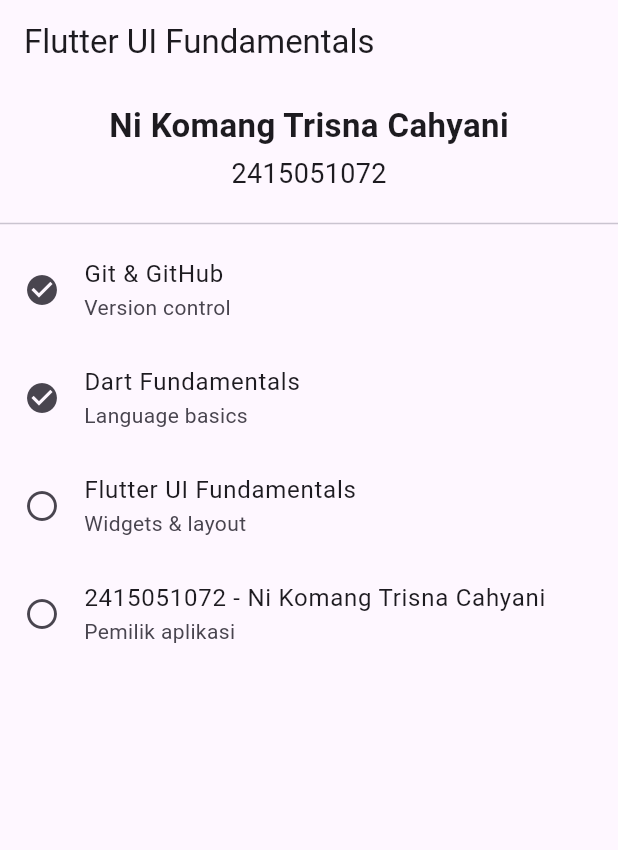
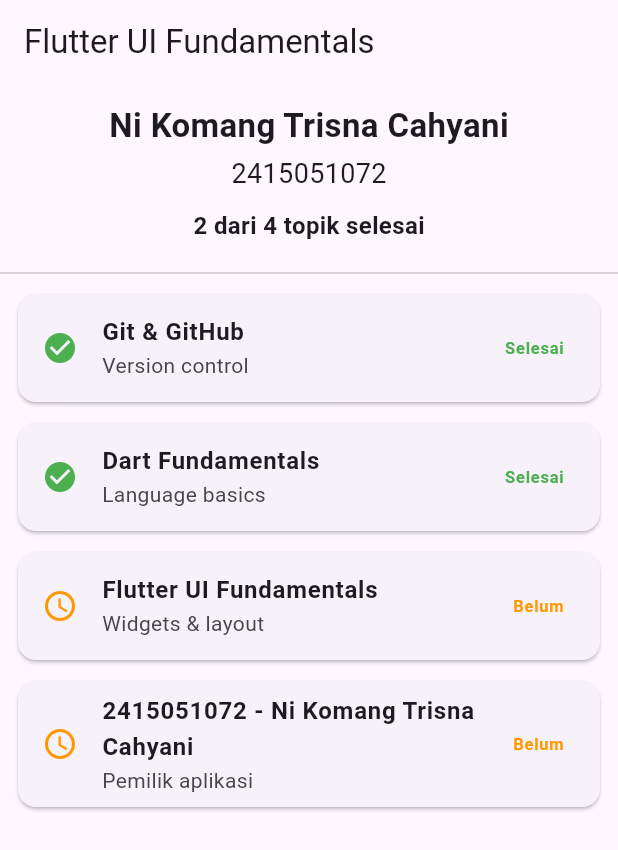
Before and after one commit to trisnacahyani-ops/flutter_ui_fundamentals, a Flutter app: the screen it shows after launch, on a phone screen of 412 x 824 dp. Shown: the top 850 px of the screen. Run offline on Flutter 3.47's test engine with Material 3 defaults, Android fonts, the phone set to English and light mode, and no system bars.

Commit message:
tahap 11

```diff
--- a/lib/main.dart
+++ b/lib/main.dart
@@ -27,7 +27,6 @@
 
   @override
   Widget build(BuildContext context) {
-    // Collection Dart
     final List<Map<String, dynamic>> topics = [
       {'title': 'Git & GitHub', 'subtitle': 'Version control', 'done': true},
       {
@@ -47,9 +46,11 @@
       },
     ];
 
+    // Menghitung jumlah topik yang sudah selesai
+    final int completed = topics.where((item) => item['done'] == true).length;
+
     return Column(
       children: [
-        // Identitas mahasiswa tetap di atas daftar
         Padding(
           padding: const EdgeInsets.all(12),
           child: Column(
@@ -60,27 +61,51 @@
               ),
               const SizedBox(height: 4),
               const Text(studentId, style: TextStyle(fontSize: 18)),
+              const SizedBox(height: 10),
+
+              // Ringkasan data collection
+              Text(
+                '$completed dari ${topics.length} topik selesai',
+                style: const TextStyle(
+                  fontSize: 16,
+                  fontWeight: FontWeight.w600,
+                ),
+              ),
             ],
           ),
         ),
 
         const Divider(),
 
-        // ListView membutuhkan Expanded
+        // Menampilkan list dengan separator
         Expanded(
-          child: ListView.builder(
+          child: ListView.separated(
             itemCount: topics.length,
+            separatorBuilder: (context, index) => const SizedBox(height: 2),
             itemBuilder: (context, index) {
               final item = topics[index];
+              final bool isDone = item['done'] == true;
 
-              return ListTile(
-                leading: Icon(
-                  item['done'] == true
-                      ? Icons.check_circle
-                      : Icons.circle_outlined,
+              return Card(
+                margin: const EdgeInsets.symmetric(horizontal: 12, vertical: 6),
+                child: ListTile(
+                  leading: Icon(
+                    isDone ? Icons.check_circle : Icons.schedule,
+                    color: isDone ? Colors.green : Colors.orange,
+                  ),
+                  title: Text(
+                    item['title'] as String,
+                    style: const TextStyle(fontWeight: FontWeight.bold),
+                  ),
+                  subtitle: Text(item['subtitle'] as String),
+                  trailing: Text(
+                    isDone ? 'Selesai' : 'Belum',
+                    style: TextStyle(
+                      color: isDone ? Colors.green : Colors.orange,
+                      fontWeight: FontWeight.bold,
+                    ),
+                  ),
                 ),
-                title: Text(item['title'] as String),
-                subtitle: Text(item['subtitle'] as String),
               );
             },
           ),
```
